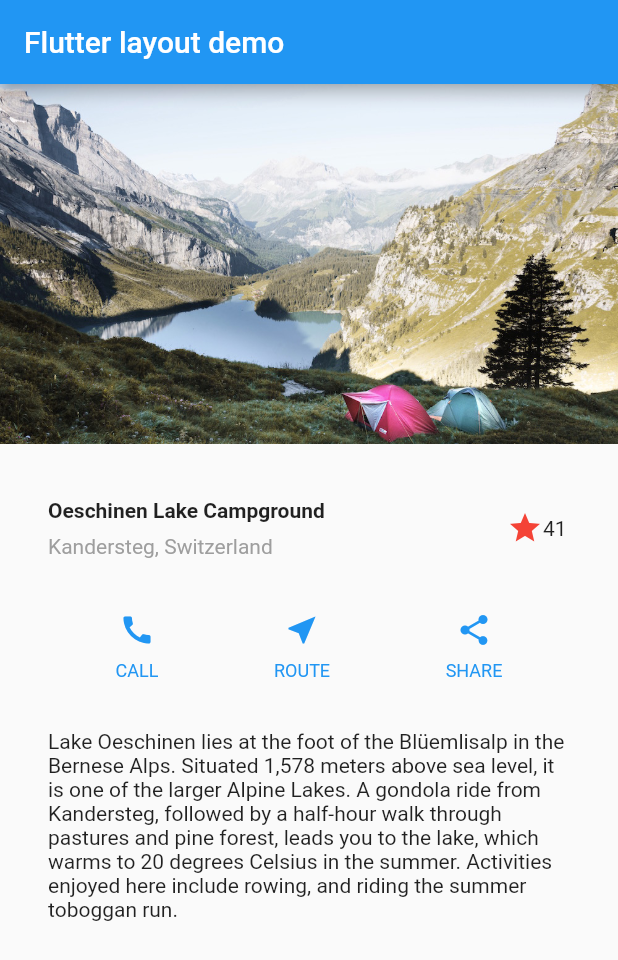
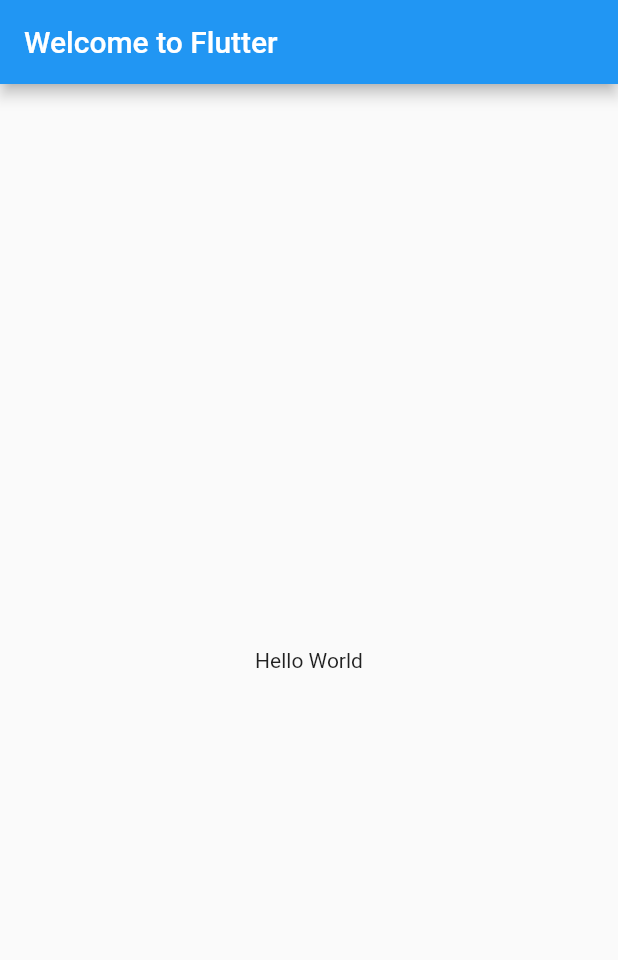
Before and after one commit to worapong-it/hello-building-layout-and-interactivity, a Flutter app: the screen it shows after launch, on a phone screen of 412 x 824 dp. Shown: the top 960 px of the screen. Run offline on Flutter 3.47's test engine with Material 2 defaults, Android fonts, the phone set to English and light mode, and no system bars.

Commit message:
start over: clear copied code and start with step 0 (hello world app)

```diff
--- a/lib/main.dart
+++ b/lib/main.dart
@@ -1,174 +1,28 @@
+// Copyright 2018 The Flutter team. All rights reserved.
+// Use of this source code is governed by a BSD-style license that can be
+// found in the LICENSE file.
+
 import 'package:flutter/material.dart';
 
-void main() => runApp(const MyApp());
+void main() {
+  runApp(const MyApp());
+}
 
 class MyApp extends StatelessWidget {
   const MyApp({Key? key}) : super(key: key);
 
   @override
   Widget build(BuildContext context) {
-    Widget titleSection = Container(
-      padding: const EdgeInsets.all(32),
-      child: Row(
-        children: [
-          Expanded(
-            /*1*/
-            child: Column(
-              crossAxisAlignment: CrossAxisAlignment.start,
-              children: [
-                /*2*/
-                Container(
-                  padding: const EdgeInsets.only(bottom: 8),
-                  child: const Text(
-                    'Oeschinen Lake Campground',
-                    style: TextStyle(
-                      fontWeight: FontWeight.bold,
-                    ),
-                  ),
-                ),
-                Text(
-                  'Kandersteg, Switzerland',
-                  style: TextStyle(
-                    color: Colors.grey[500],
-                  ),
-                ),
-              ],
-            ),
-          ),
-          const FavoriteWidget(),
-        ],
-      ),
-    );
-
-    Color color = Theme.of(context).primaryColor;
-
-    Widget buttonSection = SizedBox(
-      child: Row(
-        mainAxisAlignment: MainAxisAlignment.spaceEvenly,
-        children: [
-          _buildButtonColumn(color, Icons.call, 'CALL'),
-          _buildButtonColumn(color, Icons.near_me, 'ROUTE'),
-          _buildButtonColumn(color, Icons.share, 'SHARE'),
-        ],
-      ),
-    );
-
-    Widget textSection = Container(
-      padding: const EdgeInsets.all(32),
-      child: const Text(
-        'Lake Oeschinen lies at the foot of the Blüemlisalp in the Bernese '
-        'Alps. Situated 1,578 meters above sea level, it is one of the '
-        'larger Alpine Lakes. A gondola ride from Kandersteg, followed by a '
-        'half-hour walk through pastures and pine forest, leads you to the '
-        'lake, which warms to 20 degrees Celsius in the summer. Activities '
-        'enjoyed here include rowing, and riding the summer toboggan run.',
-        softWrap: true,
-      ),
-    );
-
     return MaterialApp(
-      title: 'Flutter layout demo',
+      title: 'Welcome to Flutter',
       home: Scaffold(
         appBar: AppBar(
-          title: const Text('Flutter layout demo'),
+          title: const Text('Welcome to Flutter'),
         ),
-        body: ListView(
-          children: [
-            Image.asset(
-              'images/lake.jpg',
-              width: 600,
-              height: 240,
-              fit: BoxFit.cover,
-            ),
-            titleSection,
-            buttonSection,
-            textSection,
-          ],
+        body: const Center(
+          child: Text('Hello World'),
         ),
       ),
     );
   }
-
-  Column _buildButtonColumn(Color color, IconData icon, String label) {
-    return Column(
-      mainAxisSize: MainAxisSize.min,
-      mainAxisAlignment: MainAxisAlignment.center,
-      children: [
-        Icon(icon, color: color),
-        Container(
-          margin: const EdgeInsets.only(top: 8),
-          child: Text(
-            label,
-            style: TextStyle(
-              fontSize: 12,
-              fontWeight: FontWeight.w400,
-              color: color,
-            ),
-          ),
-        ),
-      ],
-    );
-  }
 }
-
-// #docregion FavoriteWidget
-class FavoriteWidget extends StatefulWidget {
-  const FavoriteWidget({Key? key}) : super(key: key);
-
-  @override
-  _FavoriteWidgetState createState() => _FavoriteWidgetState();
-}
-// #enddocregion FavoriteWidget
-
-// #docregion _FavoriteWidgetState, _FavoriteWidgetState-fields, _FavoriteWidgetState-build
-class _FavoriteWidgetState extends State<FavoriteWidget> {
-  // #enddocregion _FavoriteWidgetState-build
-  bool _isFavorited = true;
-  int _favoriteCount = 41;
-
-  // #enddocregion _FavoriteWidgetState-fields
-
-  // #docregion _toggleFavorite
-  void _toggleFavorite() {
-    setState(() {
-      if (_isFavorited) {
-        _favoriteCount -= 1;
-        _isFavorited = false;
-      } else {
-        _favoriteCount += 1;
-        _isFavorited = true;
-      }
-    });
-  }
-
-  // #enddocregion _toggleFavorite
-
-  // #docregion _FavoriteWidgetState-build
-  @override
-  Widget build(BuildContext context) {
-    return Row(
-      mainAxisSize: MainAxisSize.min,
-      children: [
-        Container(
-          padding: const EdgeInsets.all(0),
-          child: IconButton(
-            padding: const EdgeInsets.all(0),
-            alignment: Alignment.centerRight,
-            icon: (_isFavorited
-                ? const Icon(Icons.star)
-                : const Icon(Icons.star_border)),
-            color: Colors.red[500],
-            onPressed: _toggleFavorite,
-          ),
-        ),
-        SizedBox(
-          width: 18,
-          child: SizedBox(
-            child: Text('$_favoriteCount'),
-          ),
-        ),
-      ],
-    );
-  }
-// #docregion _FavoriteWidgetState-fields
-}
```
